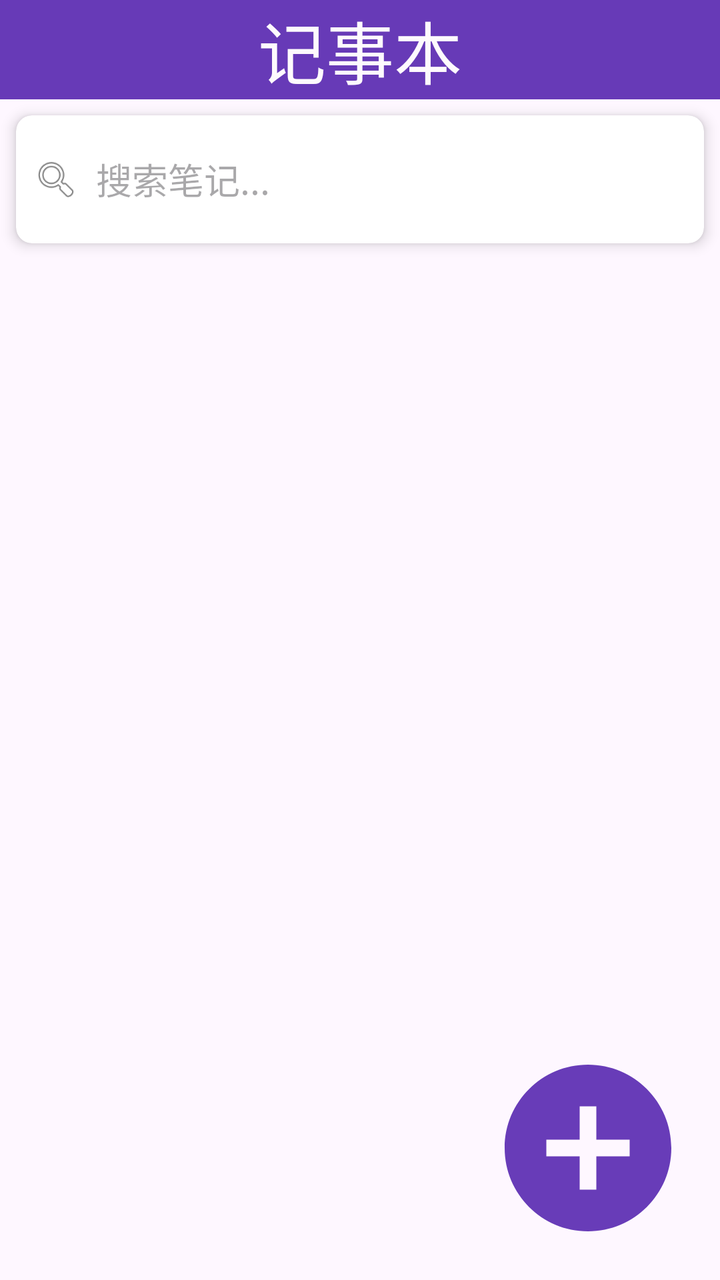
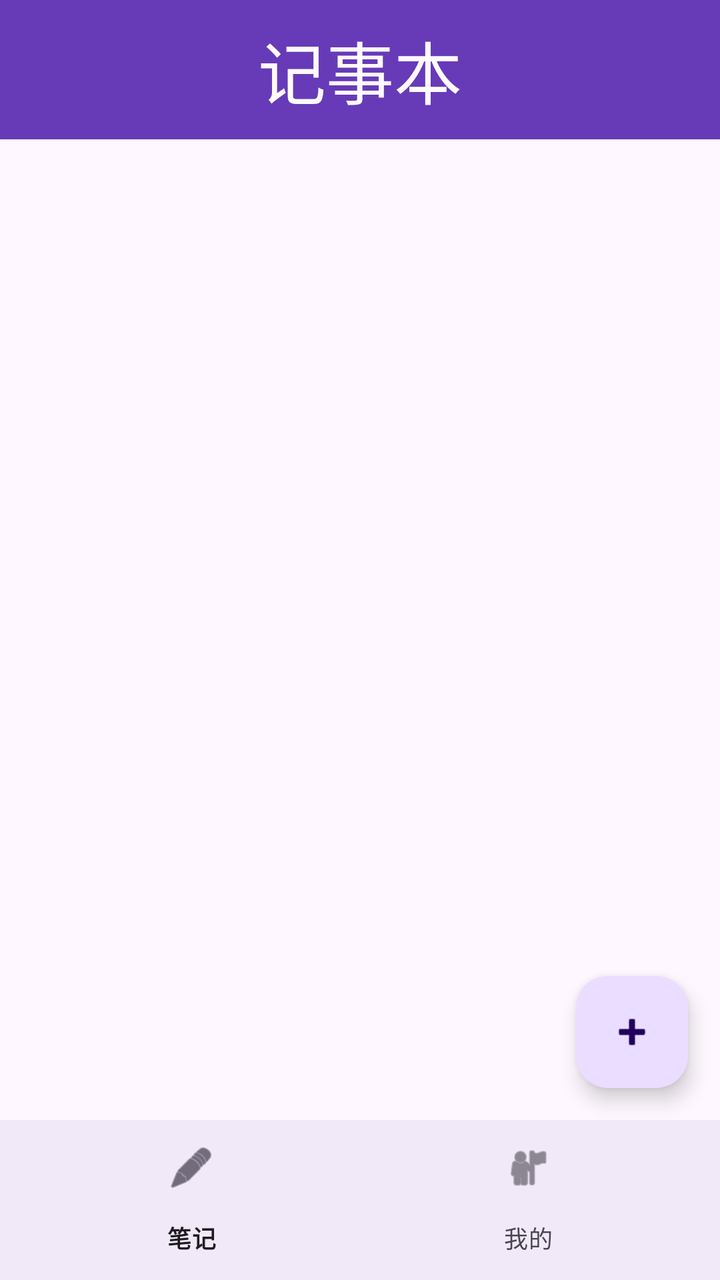

Two renders of the same Android screen: before a commit and after it. Below are the layout's source before the change and the commit's diff.
<!-- AndroidManifest.xml: application theme Theme.Notepad -->
<!-- res/layout/activity_main.xml -->
<?xml version="1.0" encoding="utf-8"?>
<androidx.constraintlayout.widget.ConstraintLayout xmlns:android="http://schemas.android.com/apk/res/android"
    xmlns:app="http://schemas.android.com/apk/res-auto"
    xmlns:tools="http://schemas.android.com/tools"
    android:id="@+id/main"
    android:layout_width="match_parent"
    android:layout_height="match_parent"
    tools:context="cn.edu.tju.notepad.MainActivity">

    <TextView
        android:id="@+id/textView"
        android:layout_width="0dp"
        android:layout_height="wrap_content"
        android:background="#673AB7"
        android:gravity="center"
        android:text="记事本"
        android:textColor="#FEFAFD"
        android:textSize="34sp"
        app:layout_constraintBottom_toBottomOf="parent"
        app:layout_constraintEnd_toEndOf="parent"
        app:layout_constraintStart_toStartOf="parent"
        app:layout_constraintTop_toTopOf="parent"
        app:layout_constraintVertical_bias="0.0" />

    
    <androidx.cardview.widget.CardView
        android:id="@+id/searchCardView"
        android:layout_width="0dp"
        android:layout_height="wrap_content"
        android:layout_marginStart="8dp"
        android:layout_marginTop="8dp"
        android:layout_marginEnd="8dp"
        app:cardCornerRadius="8dp"
        app:cardElevation="4dp"
        app:layout_constraintEnd_toEndOf="parent"
        app:layout_constraintStart_toStartOf="parent"
        app:layout_constraintTop_toBottomOf="@+id/textView">

        <LinearLayout
            android:layout_width="match_parent"
            android:layout_height="wrap_content"
            android:orientation="horizontal"
            android:padding="8dp">

            <ImageView
                android:id="@+id/searchIcon"
                android:layout_width="24dp"
                android:layout_height="24dp"
                android:layout_gravity="center_vertical"
                android:src="@android:drawable/ic_menu_search" />

            <EditText
                android:id="@+id/editTextSearch"
                android:layout_width="0dp"
                android:layout_height="48dp"
                android:layout_weight="1"
                android:background="@null"
                android:hint="搜索笔记..."
                android:imeOptions="actionSearch"
                android:inputType="text"
                android:paddingStart="8dp"
                android:paddingEnd="8dp" />

            <ImageView
                android:id="@+id/clearSearchIcon"
                android:layout_width="24dp"
                android:layout_height="24dp"
                android:layout_gravity="center_vertical"
                android:src="@android:drawable/ic_menu_close_clear_cancel"
                android:visibility="gone" />
        </LinearLayout>
    </androidx.cardview.widget.CardView>

    <androidx.recyclerview.widget.RecyclerView
        android:id="@+id/recycleView"
        android:layout_width="0dp"
        android:layout_height="0dp"
        android:layout_marginStart="8dp"
        android:layout_marginTop="8dp"
        android:layout_marginEnd="8dp"
        android:layout_marginBottom="8dp"
        android:contentDescription="@string/app_name"
        app:layout_constraintBottom_toBottomOf="parent"
        app:layout_constraintEnd_toEndOf="parent"
        app:layout_constraintStart_toStartOf="parent"
        app:layout_constraintTop_toBottomOf="@+id/searchCardView" />

    <ImageView
        android:id="@+id/imageViewAdd"
        android:layout_width="100dp"
        android:layout_height="100dp"
        android:layout_marginEnd="16dp"
        android:layout_marginBottom="16dp"
        app:layout_constraintBottom_toBottomOf="parent"
        app:layout_constraintEnd_toEndOf="parent"
        app:srcCompat="@drawable/baseline_add_circle_24" />

</androidx.constraintlayout.widget.ConstraintLayout>
<!-- resources referenced by this layout -->
<resources>
  <!-- drawable baseline_add_circle_24 (drawable) -->
  <vector xmlns:android="http://schemas.android.com/apk/res/android" android:height="50dp" android:tint="#683CB8" android:viewportHeight="24" android:viewportWidth="24" android:width="50dp">
        
      <path android:fillColor="@android:color/white" android:pathData="M12,2C6.48,2 2,6.48 2,12s4.48,10 10,10 10,-4.48 10,-10S17.52,2 12,2zM17,13h-4v4h-2v-4L7,13v-2h4L11,7h2v4h4v2z"/>
      
  </vector>
  <string name="app_name">我的记事本</string>
  <style name="Theme.Notepad" parent="Base.Theme.Notepad" />
  <style name="Base.Theme.Notepad" parent="Theme.Material3.DayNight.NoActionBar">
          
          
      </style>
</resources>

<!-- the commit's change to res/layout/activity_main.xml (unified diff, before → after) -->
@@ -16,83 +16,38 @@
         android:text="记事本"
         android:textColor="#FEFAFD"
         android:textSize="34sp"
-        app:layout_constraintBottom_toBottomOf="parent"
+        android:padding="10dp"
         app:layout_constraintEnd_toEndOf="parent"
         app:layout_constraintStart_toStartOf="parent"
-        app:layout_constraintTop_toTopOf="parent"
-        app:layout_constraintVertical_bias="0.0" />
+        app:layout_constraintTop_toTopOf="parent" />
 
-    
-    <androidx.cardview.widget.CardView
-        android:id="@+id/searchCardView"
+    <FrameLayout
+        android:id="@+id/fragment_container"
+        android:layout_width="0dp"
+        android:layout_height="0dp"
+        app:layout_constraintBottom_toTopOf="@+id/bottom_navigation"
+        app:layout_constraintEnd_toEndOf="parent"
+        app:layout_constraintStart_toStartOf="parent"
+        app:layout_constraintTop_toBottomOf="@+id/textView" />
+
+    <com.google.android.material.bottomnavigation.BottomNavigationView
+        android:id="@+id/bottom_navigation"
         android:layout_width="0dp"
         android:layout_height="wrap_content"
-        android:layout_marginStart="8dp"
-        android:layout_marginTop="8dp"
-        android:layout_marginEnd="8dp"
-        app:cardCornerRadius="8dp"
-        app:cardElevation="4dp"
-        app:layout_constraintEnd_toEndOf="parent"
-        app:layout_constraintStart_toStartOf="parent"
-        app:layout_constraintTop_toBottomOf="@+id/textView">
+        android:background="?android:attr/windowBackground"
+        app:layout_constraintBottom_toBottomOf="parent"
+        app:layout_constraintLeft_toLeftOf="parent"
+        app:layout_constraintRight_toRightOf="parent"
+        app:menu="@menu/bottom_navigation_menu" />
 
-        <LinearLayout
-            android:layout_width="match_parent"
-            android:layout_height="wrap_content"
-            android:orientation="horizontal"
-            android:padding="8dp">
-
-            <ImageView
-                android:id="@+id/searchIcon"
-                android:layout_width="24dp"
-                android:layout_height="24dp"
-                android:layout_gravity="center_vertical"
-                android:src="@android:drawable/ic_menu_search" />
-
-            <EditText
-                android:id="@+id/editTextSearch"
-                android:layout_width="0dp"
-                android:layout_height="48dp"
-                android:layout_weight="1"
-                android:background="@null"
-                android:hint="搜索笔记..."
-                android:imeOptions="actionSearch"
-                android:inputType="text"
-                android:paddingStart="8dp"
-                android:paddingEnd="8dp" />
-
-            <ImageView
-                android:id="@+id/clearSearchIcon"
-                android:layout_width="24dp"
-                android:layout_height="24dp"
-                android:layout_gravity="center_vertical"
-                android:src="@android:drawable/ic_menu_close_clear_cancel"
-                android:visibility="gone" />
-        </LinearLayout>
-    </androidx.cardview.widget.CardView>
-
-    <androidx.recyclerview.widget.RecyclerView
-        android:id="@+id/recycleView"
-        android:layout_width="0dp"
-        android:layout_height="0dp"
-        android:layout_marginStart="8dp"
-        android:layout_marginTop="8dp"
-        android:layout_marginEnd="8dp"
-        android:layout_marginBottom="8dp"
-        android:contentDescription="@string/app_name"
-        app:layout_constraintBottom_toBottomOf="parent"
-        app:layout_constraintEnd_toEndOf="parent"
-        app:layout_constraintStart_toStartOf="parent"
-        app:layout_constraintTop_toBottomOf="@+id/searchCardView" />
-
-    <ImageView
-        android:id="@+id/imageViewAdd"
-        android:layout_width="100dp"
-        android:layout_height="100dp"
+    <com.google.android.material.floatingactionbutton.FloatingActionButton
+        android:id="@+id/fab_add_note"
+        android:layout_width="wrap_content"
+        android:layout_height="wrap_content"
         android:layout_marginEnd="16dp"
         android:layout_marginBottom="16dp"
-        app:layout_constraintBottom_toBottomOf="parent"
-        app:layout_constraintEnd_toEndOf="parent"
-        app:srcCompat="@drawable/baseline_add_circle_24" />
+        android:src="@android:drawable/ic_input_add"
+        app:layout_constraintBottom_toTopOf="@+id/bottom_navigation"
+        app:layout_constraintEnd_toEndOf="parent" />
 
 </androidx.constraintlayout.widget.ConstraintLayout>
<!-- resource entries referenced after the edit -->
@@ -1,12 +1,5 @@
 <!-- resources referenced by this layout -->
 <resources>
-  <!-- drawable baseline_add_circle_24 (drawable) -->
-  <vector xmlns:android="http://schemas.android.com/apk/res/android" android:height="50dp" android:tint="#683CB8" android:viewportHeight="24" android:viewportWidth="24" android:width="50dp">
-        
-      <path android:fillColor="@android:color/white" android:pathData="M12,2C6.48,2 2,6.48 2,12s4.48,10 10,10 10,-4.48 10,-10S17.52,2 12,2zM17,13h-4v4h-2v-4L7,13v-2h4L11,7h2v4h4v2z"/>
-      
-  </vector>
-  <string name="app_name">我的记事本</string>
   <style name="Theme.Notepad" parent="Base.Theme.Notepad" />
   <style name="Base.Theme.Notepad" parent="Theme.Material3.DayNight.NoActionBar">
           
